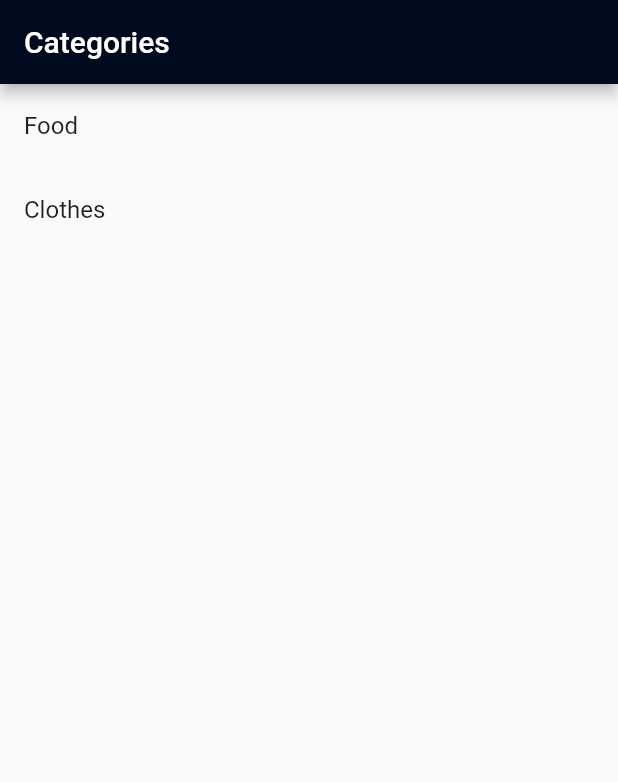
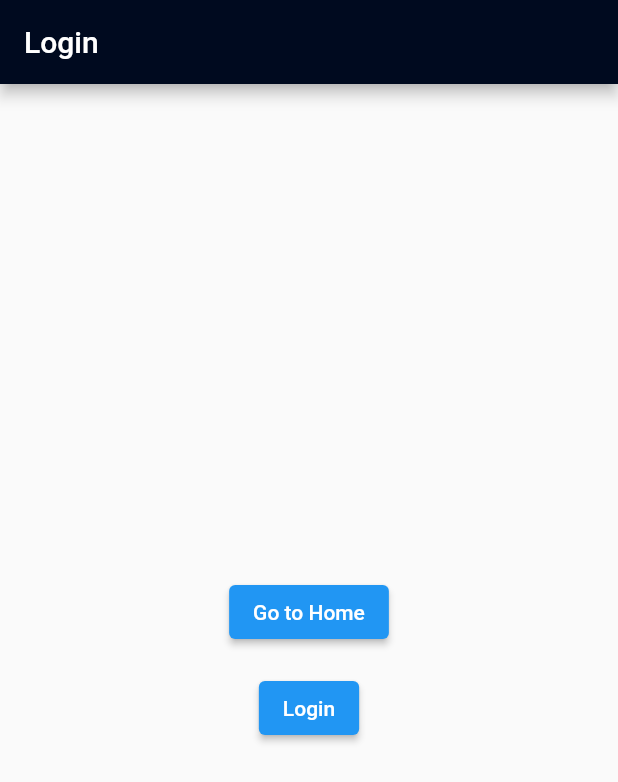
Before and after one commit to yasser159/go_router_explained, a Flutter app: the screen it shows after launch, on a phone screen of 412 x 824 dp. Shown: the top 782 px of the screen. Run offline on Flutter 3.47's test engine with Material 2 defaults, Android fonts, the phone set to English and light mode, and no system bars; our stand-ins replace go_router.

Commit message:
added login page, routing mechanism for logingin

```diff
--- a/lib/config/app_router.dart
+++ b/lib/config/app_router.dart
@@ -2,12 +2,24 @@ import 'package:flutter/material.dart';
 import 'package:go_router/go_router.dart';
 
 import '../screens/category_screen.dart';
+import '../screens/login_screen.dart';
 import '../screens/product_list_screen.dart';
 
-final GoRouter router = GoRouter(
-  debugLogDiagnostics: true,
-  routes: [
-    GoRoute(
+class AppRouter {
+  // final LoginCubit loginCubit;
+  // AppRouter(this.loginCubit);
+
+  late final GoRouter router = GoRouter(
+    debugLogDiagnostics: true,
+    routes: <GoRoute>[
+      GoRoute(
+        path: '/login',
+        name: 'login',
+        builder: (BuildContext context, GoRouterState state) {
+          return const LoginScreen();
+        },
+      ),
+      GoRoute(
         path: '/',
         name: 'home',
         builder: (BuildContext context, GoRouterState state) {
@@ -25,12 +37,22 @@ final GoRouter router = GoRouter(
               );
             },
           ),
-        ]),
-    // GoRoute(
-    //   path: '/product_list',
-    //   builder: (BuildContext context, GoRouterState state) {
-    //     return const ProductListScreen();
-    //   },
-    // ),
-  ],
-);
+        ],
+      ),
+    ],
+    redirect: (BuildContext context, GoRouterState state) {
+// check if user is logged in.
+      final bool loggedIn = false; // cubit
+// Check if the user is logged in.
+      final bool loggingIn = state.subloc == '/login';
+
+      if (!loggedIn) {
+        return loggingIn ? null : '/login';
+      }
+      if (loggingIn) {
+        return '/';
+      }
+      return null;
+    },
+  );
+}
--- a/lib/main.dart
+++ b/lib/main.dart
@@ -18,7 +18,7 @@ class MyApp extends StatelessWidget {
       theme: ThemeData(
         primarySwatch: Colors.blue,
       ),
-      routerConfig: router,
+      routerConfig: AppRouter().router,
     );
   }
 }
--- a/lib/models/product_model.dart
+++ b/lib/models/product_model.dart
@@ -12,8 +12,8 @@ class Product {
     Product('Steak', 'Food', 15),
     Product('Eggs', 'Food', 30),
     Product('T-Shirt', 'Clothes', 2),
-    Product('Jeans', 'Clothes', 1),
-    Product('Shirt', 'Clothes', 1),
-    Product('Skirt', 'Clothes', 1),
+    Product('Jeans', 'Clothes', 4),
+    Product('Shirt', 'Clothes', 10),
+    Product('Skirt', 'Clothes', 44),
   ];
 }
--- /dev/null
+++ b/lib/screens/login_screen.dart
@@ -0,0 +1,39 @@
+import 'package:flutter/material.dart';
+import 'package:go_router/go_router.dart';
+
+class LoginScreen extends StatelessWidget {
+  const LoginScreen({super.key});
+
+  @override
+  Widget build(BuildContext context) {
+    return Scaffold(
+      appBar: AppBar(
+        title: const Text('Login'),
+        backgroundColor: const Color(0xFF000A1F),
+      ),
+      body: Center(
+        child: Column(
+          mainAxisAlignment: MainAxisAlignment.center,
+          children: [
+            Padding(
+              padding: const EdgeInsets.all(8.0),
+              child: ElevatedButton(
+                onPressed: () {
+                  context.go(context.namedLocation('home'));
+                },
+                child: const Text('Go to Home'),
+              ),
+            ),
+            Padding(
+              padding: const EdgeInsets.all(8.0),
+              child: ElevatedButton(
+                onPressed: () {},
+                child: const Text('Login'),
+              ),
+            ),
+          ],
+        ),
+      ),
+    );
+  }
+}
--- a/lib/screens/product_list_screen.dart
+++ b/lib/screens/product_list_screen.dart
@@ -42,6 +42,17 @@ class ProductListScreen extends StatelessWidget {
               );
             },
             icon: const Icon(Icons.sort),
+          ),
+          IconButton(
+            onPressed: () {
+              String sort = asc ? 'desc' : 'asc';
+              return context.goNamed(
+                'product_list',
+                params: <String, String>{'category': category},
+                queryParams: <String, String>{'filter': '10'},
+              );
+            },
+            icon: const Icon(Icons.filter_alt),
           )
         ],
       ),
```
